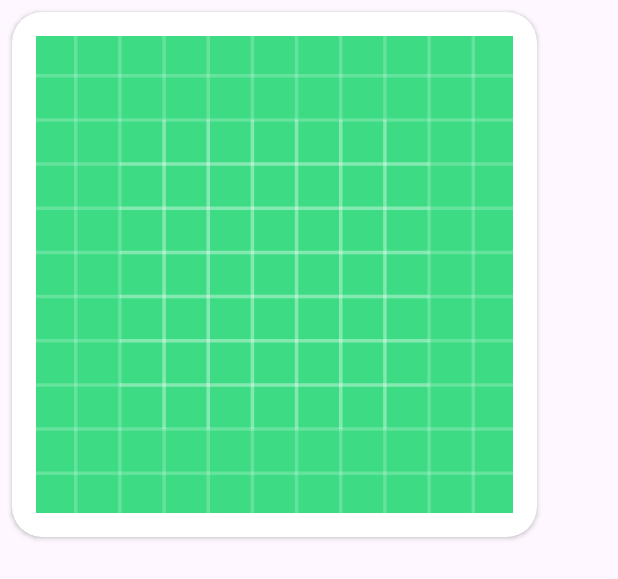
After one commit to pcconduru/JogoMemoriaAndroid, an Android app: the layout card_desing.xml on its own in the app's theme, with its tools: preview values and no code run, on a phone screen of 412 x 824 dp. The commit adds this screen. Shown: the top 579 px of the screen. Run offline under Robolectric (Android 15) with nearby library versions, the phone set to English and light mode, and no system bars.

Commit message:
Construção do código base da aplicação
Foi feito adições de layout para CardViews e RecyclerViews, adicionado códigos complementares sob esses mesmos elementos criados

```diff
--- a/app/build.gradle.kts
+++ b/app/build.gradle.kts
@@ -33,6 +33,10 @@ android {
     kotlinOptions {
         jvmTarget = "11"
     }
+
+    buildFeatures {
+        viewBinding = true
+    }
 }
 
 dependencies {
--- /dev/null
+++ b/app/src/main/res/layout/card_desing.xml
@@ -0,0 +1,43 @@
+<?xml version="1.0" encoding="utf-8"?>
+<androidx.constraintlayout.widget.ConstraintLayout xmlns:android="http://schemas.android.com/apk/res/android"
+    xmlns:app="http://schemas.android.com/apk/res-auto"
+    xmlns:tools="http://schemas.android.com/tools"
+    android:layout_width="wrap_content"
+    android:layout_height="wrap_content">
+
+    <androidx.cardview.widget.CardView
+        android:id="@+id/cvMemoria"
+        android:layout_width="350dp"
+        android:layout_height="350dp"
+        android:layout_marginStart="8dp"
+        android:layout_marginTop="8dp"
+        android:layout_marginEnd="8dp"
+        android:layout_marginBottom="8dp"
+        app:cardCornerRadius="20dp"
+        app:layout_constraintBottom_toBottomOf="parent"
+        app:layout_constraintEnd_toEndOf="parent"
+        app:layout_constraintStart_toStartOf="parent"
+        app:layout_constraintTop_toTopOf="parent">
+
+        <androidx.constraintlayout.widget.ConstraintLayout
+            android:layout_width="match_parent"
+            android:layout_height="match_parent">
+
+            <ImageView
+                android:id="@+id/icCard"
+                android:layout_width="0dp"
+                android:layout_height="0dp"
+                android:layout_marginStart="16dp"
+                android:layout_marginTop="16dp"
+                android:layout_marginEnd="16dp"
+                android:layout_marginBottom="16dp"
+                app:layout_constraintBottom_toBottomOf="parent"
+                app:layout_constraintEnd_toEndOf="parent"
+                app:layout_constraintHorizontal_bias="0.5"
+                app:layout_constraintStart_toStartOf="parent"
+                app:layout_constraintTop_toTopOf="parent"
+                app:layout_constraintVertical_bias="0.5"
+                app:srcCompat="@drawable/ic_launcher_background" />
+        </androidx.constraintlayout.widget.ConstraintLayout>
+    </androidx.cardview.widget.CardView>
+</androidx.constraintlayout.widget.ConstraintLayout>
```
Also changed, not shown: app/src/main/java/com/example/jogomemoriaandroid/CardAdapter.kt (added, +61 -0 lines), app/src/main/java/com/example/jogomemoriaandroid/MainActivity.kt (+23 -1 lines), app/src/main/res/layout/activity_main.xml (+5 -4 lines).
